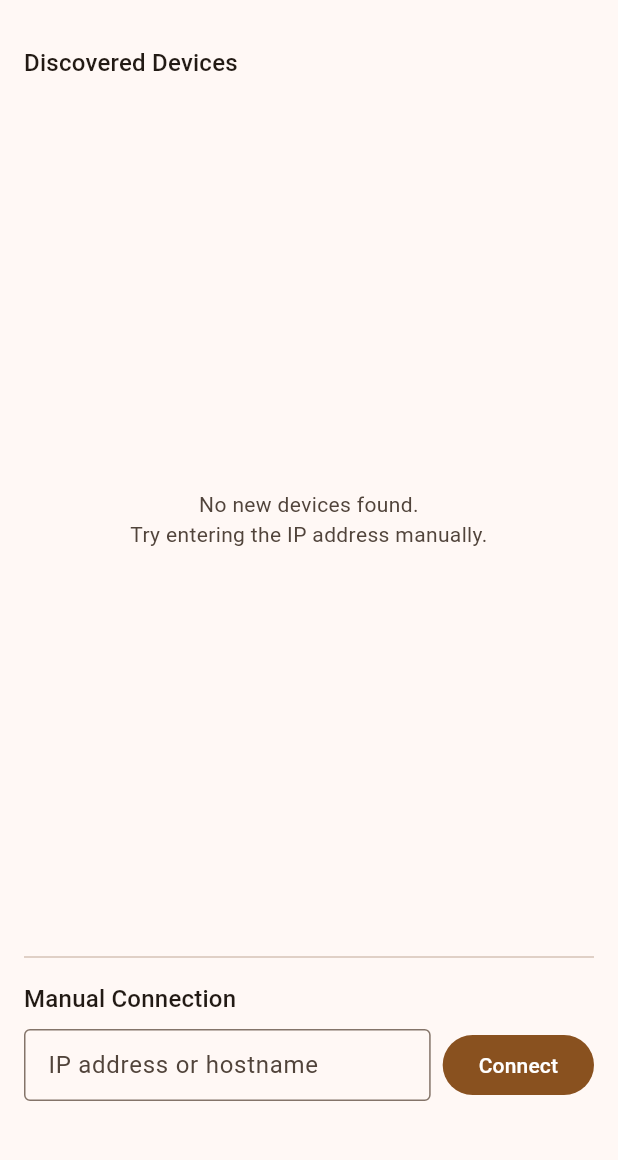
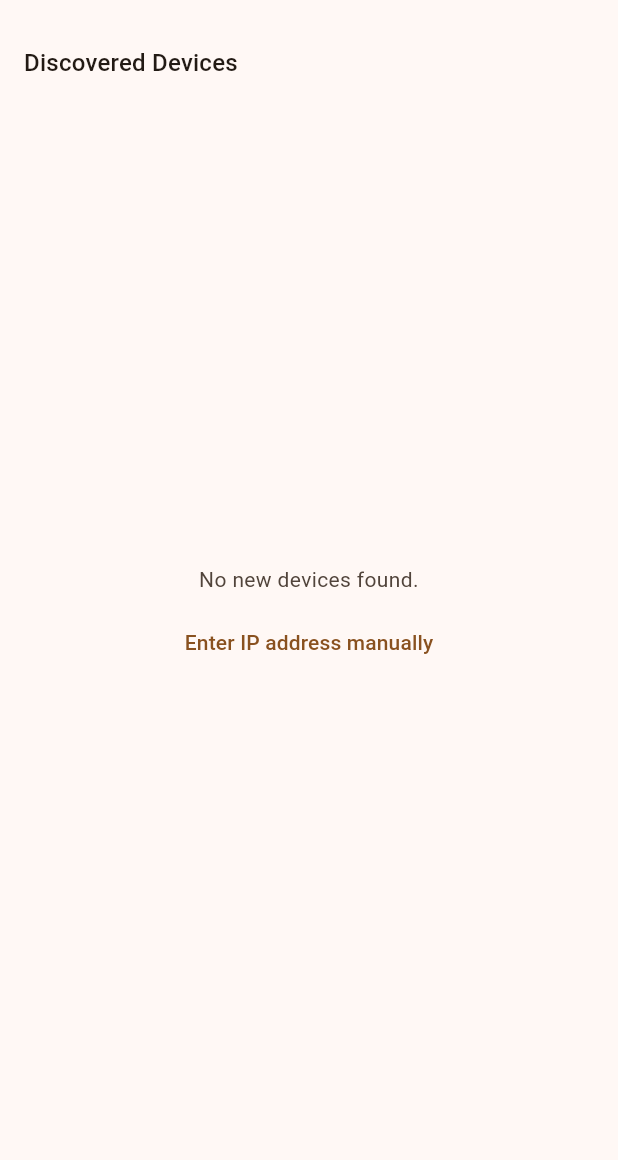
Before and after one commit to Snille/esp32-photoframe-app, a Flutter app: the screen it shows after launch, on a phone screen of 412 x 824 dp, the part 63-1223 px from its top. Run offline on Flutter 3.47's test engine with Material 3 defaults, Android fonts, the phone set to English and light mode, and no system bars; our stand-ins replace cached_network_image, go_router, image_picker, shared_preferences; missing offline and left inert: nsd, wifi_iot, wifi_scan; statements that could not run were skipped.

Commit message:
refactor: replace manual connection section with dialog
Remove the always-visible manual connection UI from the discovery page.
Instead, show "Enter IP address manually" link when no devices are found,
which opens a dialog for IP/hostname entry. Cleaner layout.

```diff
--- a/lib/screens/discovery_screen.dart
+++ b/lib/screens/discovery_screen.dart
@@ -19,7 +19,6 @@ class DiscoveryScreen extends StatefulWidget {
 
 class _DiscoveryScreenState extends State<DiscoveryScreen> {
   final _discovery = DeviceDiscovery();
-  final _hostController = TextEditingController();
   List<Device> _discoveredDevices = [];
   List<Device> _savedDevices = [];
   Set<String> _onlineHosts = {};
@@ -107,11 +106,45 @@ class _DiscoveryScreenState extends State<DiscoveryScreen> {
     }
   }
 
-  void _connectManual() {
-    final host = _hostController.text.trim();
+  void _connectManual(String host) {
     if (host.isEmpty) return;
     final device = Device(name: host, host: host);
     _connectToDevice(device);
+  }
+
+  void _showManualConnectDialog() {
+    final controller = TextEditingController();
+    showDialog(
+      context: context,
+      builder: (context) => AlertDialog(
+        title: const Text('Manual Connection'),
+        content: TextField(
+          controller: controller,
+          autofocus: true,
+          decoration: const InputDecoration(
+            hintText: 'IP address or hostname',
+            border: OutlineInputBorder(),
+          ),
+          onSubmitted: (v) {
+            Navigator.pop(context);
+            _connectManual(v.trim());
+          },
+        ),
+        actions: [
+          TextButton(
+            onPressed: () => Navigator.pop(context),
+            child: const Text('Cancel'),
+          ),
+          FilledButton(
+            onPressed: () {
+              Navigator.pop(context);
+              _connectManual(controller.text.trim());
+            },
+            child: const Text('Connect'),
+          ),
+        ],
+      ),
+    );
   }
 
   Future<void> _removeSavedDevice(Device device) async {
@@ -124,7 +157,6 @@ class _DiscoveryScreenState extends State<DiscoveryScreen> {
     _sub?.cancel();
     _onlineSub?.cancel();
     _discovery.dispose();
-    _hostController.dispose();
     super.dispose();
   }
 
@@ -194,14 +226,24 @@ class _DiscoveryScreenState extends State<DiscoveryScreen> {
                     .toList();
                 return filtered.isEmpty
                   ? Center(
-                      child: Text(
-                        'No new devices found.\nTry entering the IP address manually.',
+                      child: Column(
+                        mainAxisSize: MainAxisSize.min,
+                        children: [
+                          Text(
+                            'No new devices found.',
                             textAlign: TextAlign.center,
                             style: Theme.of(context).textTheme.bodyMedium?.copyWith(
                                   color: Theme.of(context)
                                       .colorScheme
                                       .onSurfaceVariant,
                                 ),
+                          ),
+                          const SizedBox(height: 8),
+                          TextButton(
+                            onPressed: _showManualConnectDialog,
+                            child: const Text('Enter IP address manually'),
+                          ),
+                        ],
                       ),
                     )
                   : ListView.builder(
@@ -219,36 +261,6 @@ class _DiscoveryScreenState extends State<DiscoveryScreen> {
                     );
               }(),
             ),
-            const Divider(),
-            const SizedBox(height: 8),
-
-            // Manual connection
-            Text(
-              'Manual Connection',
-              style: Theme.of(context).textTheme.titleMedium,
-            ),
-            const SizedBox(height: 8),
-            Row(
-              children: [
-                Expanded(
-                  child: TextField(
-                    controller: _hostController,
-                    decoration: const InputDecoration(
-                      hintText: 'IP address or hostname',
-                      border: OutlineInputBorder(),
-                      isDense: true,
-                    ),
-                    onSubmitted: (_) => _connectManual(),
-                  ),
-                ),
-                const SizedBox(width: 8),
-                FilledButton(
-                  onPressed: _connectManual,
-                  child: const Text('Connect'),
-                ),
-              ],
-            ),
-            const SizedBox(height: 32),
           ],
         ),
       ),
```
Lines whose indentation alone changed are shown as unchanged.
